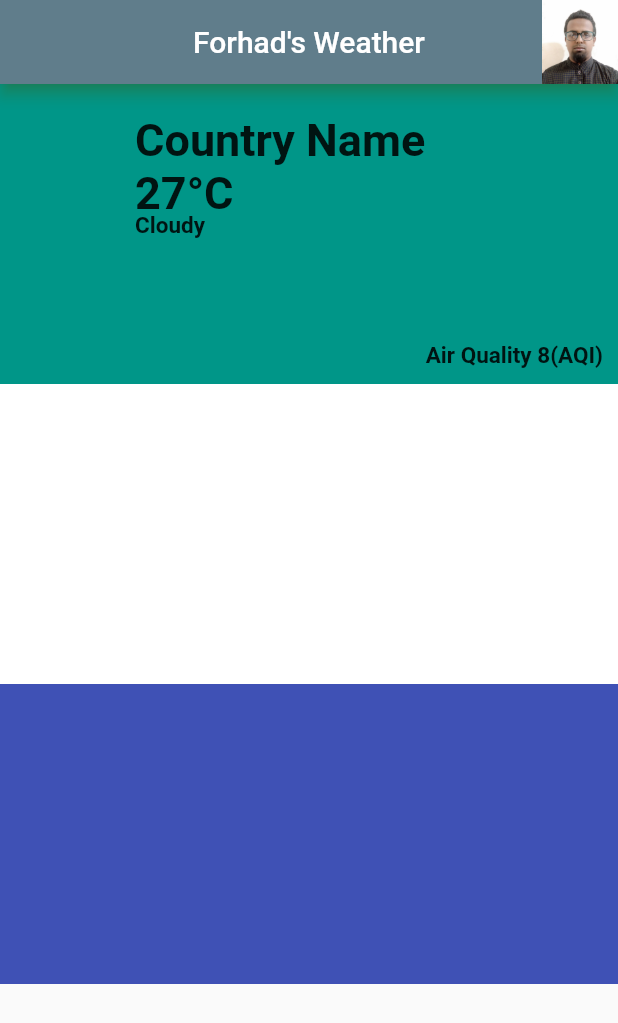
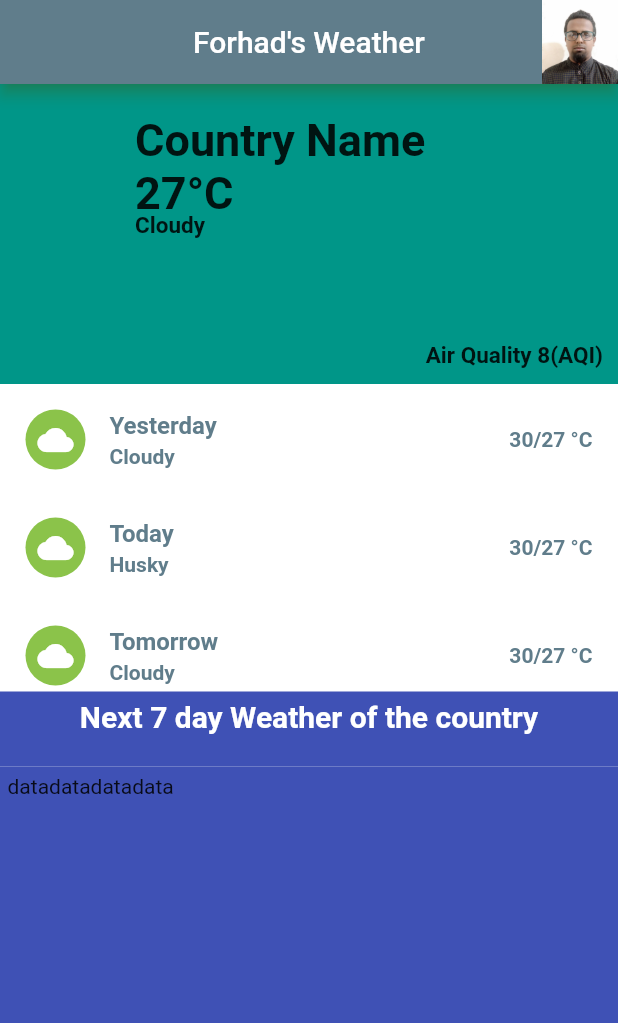
Before and after one commit to ForhadIsrafil/forhad-weather-app-by-flutter, a Flutter app: the screen it shows after launch, on a phone screen of 412 x 824 dp. Shown: the top 1023 px of the screen. Run offline on Flutter 3.47's test engine with Material 2 defaults, Android fonts, the phone set to English and light mode, and no system bars.

Commit message:
detaisl wip

```diff
--- a/lib/weatherDetails.dart
+++ b/lib/weatherDetails.dart
@@ -63,31 +63,116 @@ class WeatherDetails extends StatelessWidget {
             ),
             Container(
               color: Colors.white,
-              height: 200.0,
+              height: 205.0,
+              child: ListView(
+                padding: const EdgeInsets.all(1.0),
+                children: const [
+                  ListTile(
+                    leading: CircleAvatar(
+                      backgroundColor: Colors.lightGreen,
+                      child: Icon(Icons.cloud, color: Colors.white),
+                    ),
+                    title: Text(
+                      "Yesterday",
+                      style: TextStyle(fontWeight: FontWeight.bold),
+                    ),
+                    subtitle: Text(
+                      "Cloudy",
+                      style: TextStyle(fontWeight: FontWeight.bold),
+                    ),
+                    trailing: Text(
+                      "30/27 °C",
+                      style: TextStyle(fontWeight: FontWeight.bold),
+                    ),
+                    textColor: Colors.blueGrey,
+                  ),
+                  ListTile(
+                    leading: CircleAvatar(
+                      backgroundColor: Colors.lightGreen,
+                      child: Icon(Icons.cloud, color: Colors.white),
+                    ),
+                    title: Text(
+                      "Today",
+                      style: TextStyle(fontWeight: FontWeight.bold),
+                    ),
+                    subtitle: Text(
+                      "Husky",
+                      style: TextStyle(fontWeight: FontWeight.bold),
+                    ),
+                    trailing: Text(
+                      "30/27 °C",
+                      style: TextStyle(fontWeight: FontWeight.bold),
+                    ),
+                    textColor: Colors.blueGrey,
+                  ),
+                  ListTile(
+                    leading: CircleAvatar(
+                      backgroundColor: Colors.lightGreen,
+                      child: Icon(Icons.cloud, color: Colors.white),
+                    ),
+                    title: Text(
+                      "Tomorrow",
+                      style: TextStyle(fontWeight: FontWeight.bold),
+                    ),
+                    subtitle: Text(
+                      "Cloudy",
+                      style: TextStyle(fontWeight: FontWeight.bold),
+                    ),
+                    trailing: Text(
+                      "30/27 °C",
+                      style: TextStyle(fontWeight: FontWeight.bold),
+                    ),
+                    textColor: Colors.blueGrey,
+                  ),
+                ],
+              ),
             ),
             Container(
               color: Colors.indigo,
-              height: 200.0,
+              padding: const EdgeInsets.all(5.0),
+              height: 50.0,
+              child: const Text(
+                "Next 7 day Weather of the country",
+                textAlign: TextAlign.center,
+                style: TextStyle(
+                    fontSize: 20.0,
+                    fontWeight: FontWeight.bold,
+                    color: Colors.white),
+              ),
             ),
+            Container(
+              color: Colors.indigo,
+              padding: const EdgeInsets.all(5.0),
+              height: 400.0,
+              child: Row(
+                children: [
+                  Column(
+
+                    children: [
+                      Row(
+                        children: const [
+                          Text("data"),
+                          Text("data"),
+                          Text("data"),
+                          Text("data"),
+                        ],
+                      )
+                    ],
+                  ),
+                ],
+              ),
+            )
           ],
         ),
       ),
     );
   }
 }
-//
 // Text(
-// "Country Name",
-// style: TextStyle(fontSize: 30.0, fontWeight: FontWeight.bold),
-// textAlign: TextAlign.center,
+// "Next 7 day Weather of the country",
+// // textAlign: TextAlign.center,
+// style: TextStyle(
+// fontSize: 20.0,
+// fontWeight: FontWeight.bold,
+// color: Colors.white),
 // ),
-// Text(
-// "27°C",
-// style: TextStyle(fontSize: 30.0, fontWeight: FontWeight.bold),
-// textAlign: TextAlign.center,
-// ),
-// Text(
-// "Cloudy",
-// style: TextStyle(fontSize: 15.0, fontWeight: FontWeight.bold),
-// textAlign: TextAlign.center,
-// ),
```
